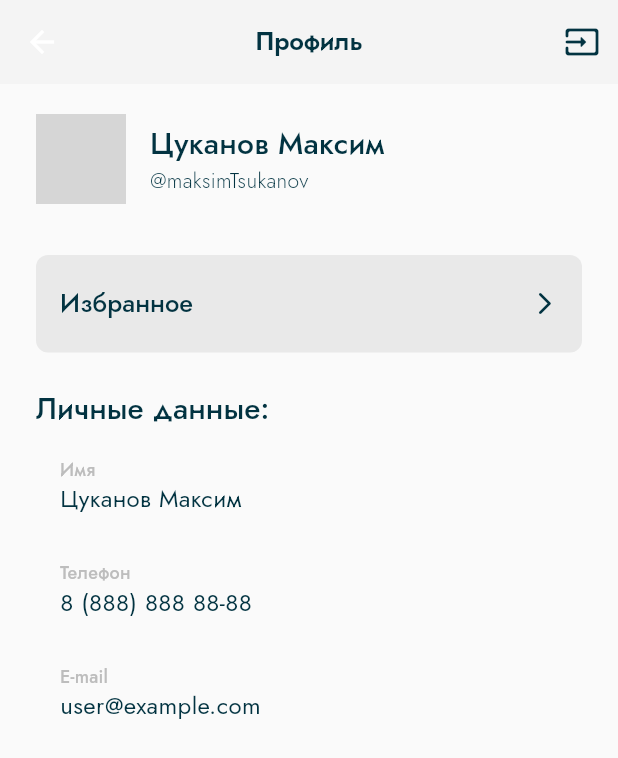
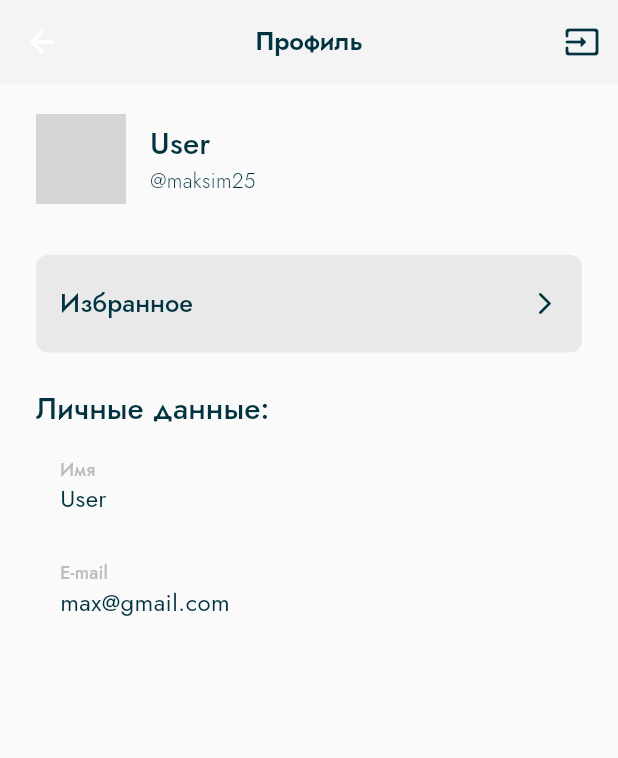
Before and after one commit to Happy2505/nir_app, a Flutter app: the ProfileWidget screen opened by its route, on a phone screen of 412 x 824 dp. Shown: the top 758 px of the screen. Run offline on Flutter 3.47's test engine with Material 2 defaults, Android fonts, the phone set to English and light mode, and no system bars; our stand-ins replace cached_network_image, flutter_secure_storage, flutter_slidable, flutter_svg, hive, hive_flutter and 1 more; missing offline and left inert: ar_flutter_plugin; accounts and stored records are empty; network calls fail; grey boxes are pictures that could not be loaded.

Commit message:
что-то22

```diff
--- a/lib/auth_widget/auth_model.dart
+++ b/lib/auth_widget/auth_model.dart
@@ -53,7 +53,7 @@ class AuthViewModel extends ChangeNotifier {
     _errorMessage = await loginApp(login, password);
     if (_errorMessage == null) {
       Navigator.of(context)
-          .pushNamedAndRemoveUntil('example', (route) => false);
+          .pushNamedAndRemoveUntil('/home', (route) => false);
       // MainNavigation.resetNavigation(context);
     } else {
       _updateState(_errorMessage, false);
--- a/lib/domain/auth_api_client.dart
+++ b/lib/domain/auth_api_client.dart
@@ -57,13 +57,13 @@ class AuthApiClient {
     required String password,
   }) async {
     String parser(dynamic json) {
-      final jsonMap = json as Map<String, dynamic>;
-      final token = jsonMap['access_token'] as String;
+      final jsonMap = json as String;
+      final token = jsonMap;
       return token;
     }
 
     final parameters = <String, dynamic>{
-      'username': userName,
+      'userName': userName,
       'password': password,
     };
     final result = _networkClient.post(
--- a/lib/navigation/tab_navigator.dart
+++ b/lib/navigation/tab_navigator.dart
@@ -20,7 +20,7 @@ class TabNavigator extends StatelessWidget {
         if (tabItem == TabItem.Katalog1) {
           currentPage = CatalogFurniture();
         } else if (tabItem == TabItem.Katalog2) {
-          currentPage = AuthWidget();
+          currentPage = ProfileWidget();
         } else {
           currentPage = CatalogFurniture();
         }
--- a/lib/profile_screen/proile_widget.dart
+++ b/lib/profile_screen/proile_widget.dart
@@ -16,7 +16,9 @@ class ProfileWidget extends StatelessWidget {
         appBar: AppBar(
           centerTitle: true,
           actions: [
-            IconButton(onPressed: () {}, icon: const Icon(Icons.input_rounded, color: AppColors.mainDark))
+            IconButton(onPressed: () {
+              Navigator.pushReplacementNamed(context, '/welcome');
+            }, icon: const Icon(Icons.input_rounded, color: AppColors.mainDark))
           ],
           title: const Text('Профиль',
               style: TextStyle(
@@ -42,14 +44,14 @@ class ProfileWidget extends StatelessWidget {
                   Column(
                     crossAxisAlignment: CrossAxisAlignment.start,
                     children: const [
-                      Text("Цуканов Максим",
+                      Text("User",
                           style: TextStyle(
                               fontFamily: 'Jost',
                               fontSize: 20,
                               fontWeight: FontWeight.w500,
                               letterSpacing: 0.15,
                               color: AppColors.mainDark)),
-                      Text('@maksimTsukanov',
+                      Text('@maksim25',
                           style: TextStyle(
                               fontFamily: 'Jost',
                               fontSize: 14,
@@ -107,28 +109,28 @@ class ProfileWidget extends StatelessWidget {
                             fontFamily: 'Jost',
                             letterSpacing: 0.15,
                             color: Color.fromARGB(255, 189, 189, 189))),
-                    Text("Цуканов Максим",
+                    Text("User",
                         style: TextStyle(
                             fontSize: 16,
                             fontWeight: FontWeight.w400,
                             fontFamily: 'Jost',
                             letterSpacing: 0.25,
                             color: AppColors.mainDark)),
-                    SizedBox(height: 29),
-                    Text('Телефон',
-                        style: TextStyle(
-                            fontSize: 12,
-                            fontWeight: FontWeight.w500,
-                            fontFamily: 'Jost',
-                            letterSpacing: 0.15,
-                            color: Color.fromARGB(255, 189, 189, 189))),
-                    Text("8 (888) 888 88-88",
-                        style: TextStyle(
-                            fontSize: 16,
-                            fontWeight: FontWeight.w400,
-                            fontFamily: 'Jost',
-                            letterSpacing: 0.25,
-                            color: AppColors.mainDark)),
+                    // SizedBox(height: 29),
+                    // Text('Телефон',
+                    //     style: TextStyle(
+                    //         fontSize: 12,
+                    //         fontWeight: FontWeight.w500,
+                    //         fontFamily: 'Jost',
+                    //         letterSpacing: 0.15,
+                    //         color: Color.fromARGB(255, 189, 189, 189))),
+                    // Text("8 (888) 888 88-88",
+                    //     style: TextStyle(
+                    //         fontSize: 16,
+                    //         fontWeight: FontWeight.w400,
+                    //         fontFamily: 'Jost',
+                    //         letterSpacing: 0.25,
+                    //         color: AppColors.mainDark)),
                     SizedBox(height: 29),
                     Text("E-mail",
                         style: TextStyle(
@@ -137,7 +139,7 @@ class ProfileWidget extends StatelessWidget {
                             fontFamily: 'Jost',
                             letterSpacing: 0.15,
                             color: Color.fromARGB(255, 189, 189, 189))),
-                    Text("user@example.com",
+                    Text("max@gmail.com",
                         style: TextStyle(
                             fontSize: 16,
                             fontWeight: FontWeight.w400,
--- a/lib/start_screen/start_screen_widget.dart
+++ b/lib/start_screen/start_screen_widget.dart
@@ -12,7 +12,7 @@ class _StartScreenWidgetState extends State<StartScreenWidget> {
   @override
   void initState() {
     super.initState();
-    Future.delayed( const Duration(seconds: 2), (){
+    Future.delayed( const Duration(seconds: 1), (){
       Navigator.pushReplacementNamed(context, '/welcome');
     });
   }
```
Also changed, not shown: lib/auth_widget/auth_widget.dart (+29 -8 lines), lib/domain/network_client.dart (+6 -3 lines), lib/factoryes/screen_factory.dart (+9 -0 lines), lib/furniture_list_screen/furniture_list_widget.dart (+20 -5 lines), lib/welcome_screen/second_welcome_screen_widget.dart (+15 -3 lines), lib/welcome_screen/third_welcome_screen_widget.dart (+10 -1 lines), lib/welcome_screen/welcome_screen_widget.dart (+10 -1 lines).
